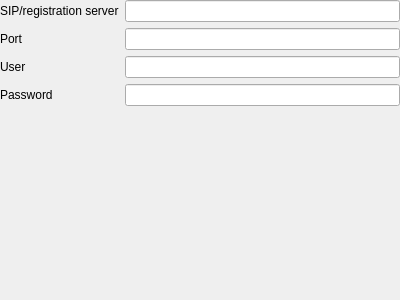
This is qSIP/SettingAccountForm.ui in soramimi/qSIP as Qt 5 draws it before an edit. The edited form follows.
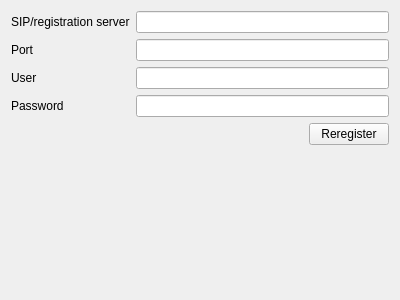
This is the edited form.

The edit to the form file:
```diff
--- a/qSIP/SettingAccountForm.ui
+++ b/qSIP/SettingAccountForm.ui
@@ -14,18 +14,6 @@
    <string>Form</string>
   </property>
   <layout class="QVBoxLayout" name="verticalLayout">
-   <property name="leftMargin">
-    <number>0</number>
-   </property>
-   <property name="topMargin">
-    <number>0</number>
-   </property>
-   <property name="rightMargin">
-    <number>0</number>
-   </property>
-   <property name="bottomMargin">
-    <number>0</number>
-   </property>
    <item>
     <layout class="QFormLayout" name="formLayout">
      <item row="0" column="0">
@@ -74,6 +62,30 @@
      </item>
     </layout>
    </item>
+   <item>
+    <layout class="QHBoxLayout" name="horizontalLayout">
+     <item>
+      <spacer name="horizontalSpacer">
+       <property name="orientation">
+        <enum>Qt::Horizontal</enum>
+       </property>
+       <property name="sizeHint" stdset="0">
+        <size>
+         <width>40</width>
+         <height>20</height>
+        </size>
+       </property>
+      </spacer>
+     </item>
+     <item>
+      <widget class="QPushButton" name="pushButton_reregister">
+       <property name="text">
+        <string>Reregister</string>
+       </property>
+      </widget>
+     </item>
+    </layout>
+   </item>
    <item>
     <spacer name="verticalSpacer">
      <property name="orientation">
```
